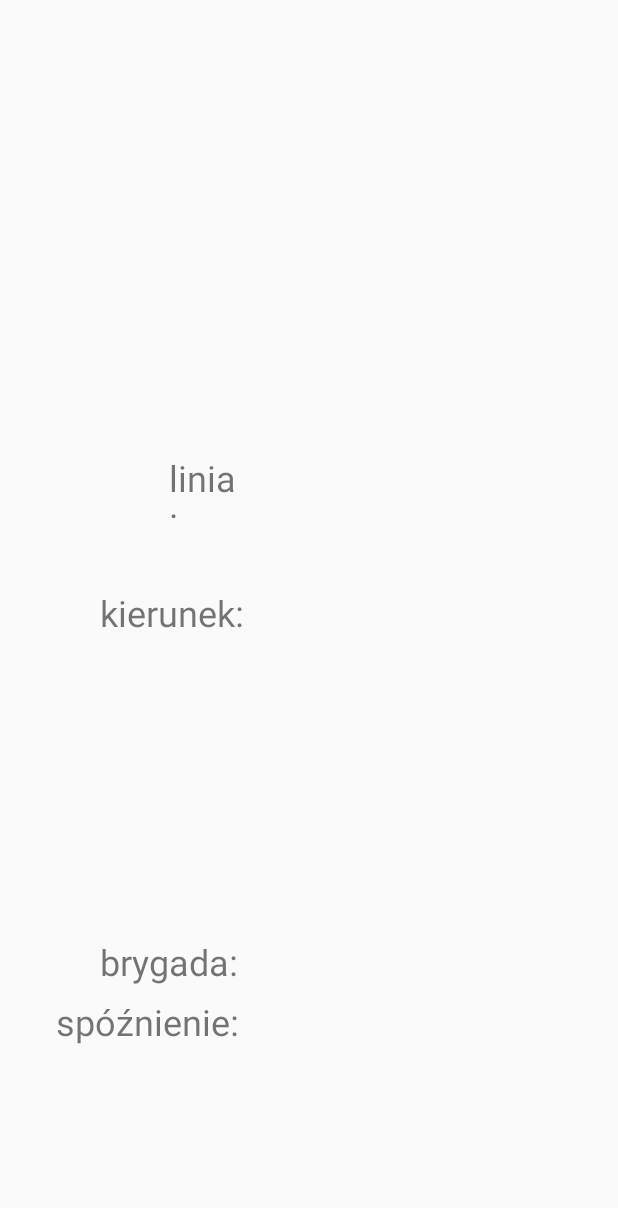
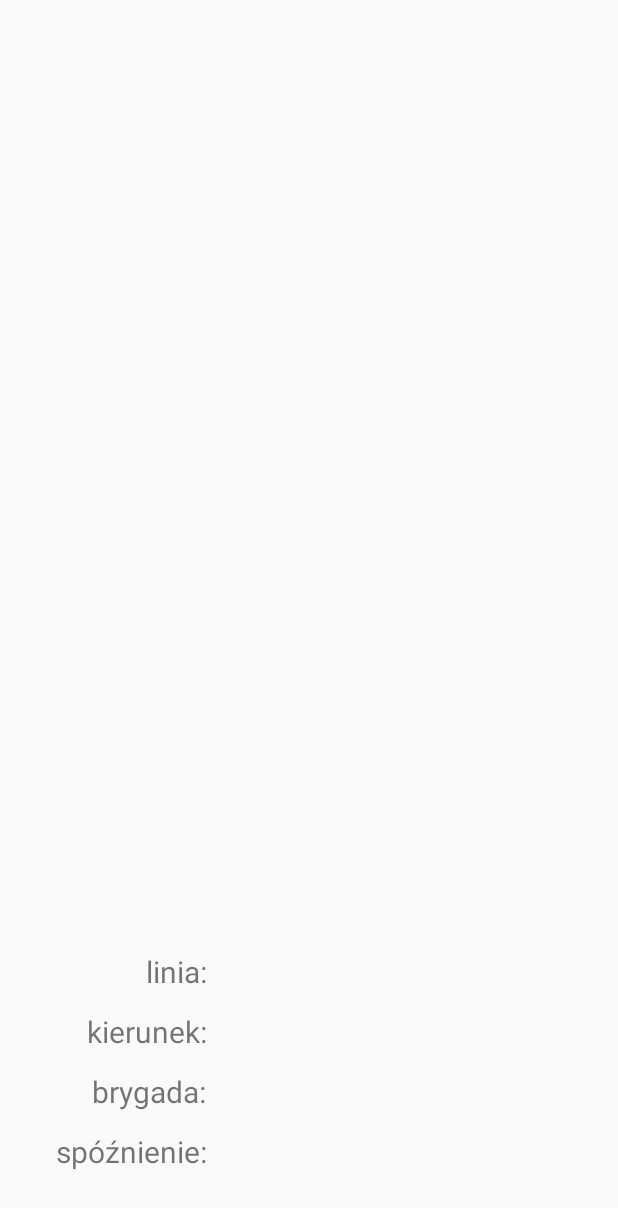
Before and after one commit to MichalSzkibiel/ZTMPK, an Android app: the layout fragment_bus.xml on its own in the app's theme, with its tools: preview values and no code run, on a phone screen of 412 x 824 dp. Shown: the top 1208 px of the screen. Run offline under Robolectric (Android 15) with nearby library versions, the phone set to English and light mode, and no system bars.

Commit message:
Walka z oknami
Stopniowe doprowadzenie wyglądów okien do przyjaznego dla oka.
Dla przystanków się udało, dla pojazdów jeszcze do poprawy.

```diff
--- a/app/src/main/res/layout/fragment_bus.xml
+++ b/app/src/main/res/layout/fragment_bus.xml
@@ -17,44 +17,43 @@
         android:layout_marginLeft="37dp"
         android:layout_marginStart="37dp"
         android:text="@string/delay"
-        android:textSize="24dp" />
+        android:textSize="20sp" />
 
     <TextView
         android:id="@+id/textView2"
         android:layout_width="wrap_content"
         android:layout_height="40dp"
-        android:layout_alignLeft="@+id/textView4"
-        android:layout_alignStart="@+id/textView4"
-        android:layout_centerVertical="true"
+        android:layout_above="@+id/textView4"
+        android:layout_alignEnd="@+id/textView4"
+        android:layout_alignRight="@+id/textView4"
         android:text="@string/direct_stop"
-        android:textSize="24sp" />
+        android:textSize="20sp" />
 
     <TextView
         android:id="@+id/textView3"
-        android:layout_width="50dp"
-        android:layout_height="50dp"
-        android:layout_above="@+id/textView2"
+        android:layout_width="wrap_content"
+        android:layout_height="40dp"
+        android:layout_alignBottom="@+id/bus_linie_view"
         android:layout_alignEnd="@+id/textView2"
         android:layout_alignRight="@+id/textView2"
-        android:layout_marginBottom="40dp"
         android:text="@string/line"
-        android:textSize="24sp" />
+        android:textSize="20sp" />
 
     <TextView
         android:id="@+id/textView4"
         android:layout_width="wrap_content"
         android:layout_height="40dp"
         android:layout_above="@+id/textView"
-        android:layout_toLeftOf="@+id/bus_brigade_view"
-        android:layout_toStartOf="@+id/bus_brigade_view"
+        android:layout_alignEnd="@+id/textView"
+        android:layout_alignRight="@+id/textView"
         android:text="@string/brigade_nr"
-        android:textSize="24sp" />
+        android:textSize="20sp" />
 
     <TextView
         android:id="@+id/bus_linie_view"
         android:layout_width="wrap_content"
         android:layout_height="wrap_content"
-        android:layout_alignBottom="@+id/textView3"
+        android:layout_above="@+id/textView2"
         android:layout_alignLeft="@+id/bus_direct_view"
         android:layout_alignStart="@+id/bus_direct_view"
         android:ems="10"
@@ -65,8 +64,8 @@
         android:layout_width="wrap_content"
         android:layout_height="wrap_content"
         android:layout_above="@+id/textView"
-        android:layout_toEndOf="@+id/textView"
-        android:layout_toRightOf="@+id/textView"
+        android:layout_alignLeft="@+id/bus_late_view"
+        android:layout_alignStart="@+id/bus_late_view"
         android:ems="10"
         android:inputType="number" />
 
@@ -75,7 +74,9 @@
         android:layout_width="wrap_content"
         android:layout_height="wrap_content"
         android:layout_alignParentBottom="true"
-        android:layout_marginBottom="119dp"
+        android:layout_marginBottom="30dp"
+        android:layout_marginLeft="16dp"
+        android:layout_marginStart="16dp"
         android:layout_toEndOf="@+id/textView"
         android:layout_toRightOf="@+id/textView"
         android:ems="10"
@@ -86,8 +87,8 @@
         android:layout_width="wrap_content"
         android:layout_height="wrap_content"
         android:layout_alignBottom="@+id/textView2"
-        android:layout_toEndOf="@+id/textView4"
-        android:layout_toRightOf="@+id/textView4"
+        android:layout_alignLeft="@+id/bus_brigade_view"
+        android:layout_alignStart="@+id/bus_brigade_view"
         android:ems="10"
         android:inputType="textPersonName" />
 </RelativeLayout>
--- a/app/src/main/res/layout/fragment_stop.xml
+++ b/app/src/main/res/layout/fragment_stop.xml
@@ -26,7 +26,6 @@
         android:layout_width="wrap_content"
         android:layout_height="wrap_content"
         android:layout_alignBottom="@+id/textView4"
-        android:layout_alignStart="@+id/stop_name"
         android:ems="10"
         android:inputType="textPersonName"
         android:text=""
@@ -50,7 +49,6 @@
         android:layout_width="wrap_content"
         android:layout_height="wrap_content"
         android:layout_alignLeft="@+id/textView2"
-        android:layout_alignStart="@+id/textView2"
         android:layout_below="@+id/stop_name"
         android:layout_marginTop="19dp"
         android:text="@string/line"
--- a/app/src/main/res/values/colors.xml
+++ b/app/src/main/res/values/colors.xml
@@ -1,7 +1,7 @@
 <?xml version="1.0" encoding="utf-8"?>
 <resources>
-    <color name="colorPrimary">#B27035</color> <!--,3F51B5-->
-    <color name="colorPrimaryDark">#FFAE65</color> <!--,#303F9F co powiesz na takie barwy?-->
+    <color name="colorPrimary">#FFAE65</color> <!--,3F51B5-->
+    <color name="colorPrimaryDark">#B27035</color> <!--,#303F9F co powiesz na takie barwy?-->
     <color name="colorAccent">#FF4081</color>
     <color name="Yes">#FF1BE714</color>
     <color name="No">#FFED0511</color>
```
Also changed, not shown: app/src/main/res/layout/activity_bus.xml (+10 -6 lines), app/src/main/res/values/strings.xml (+353 -0 lines).
